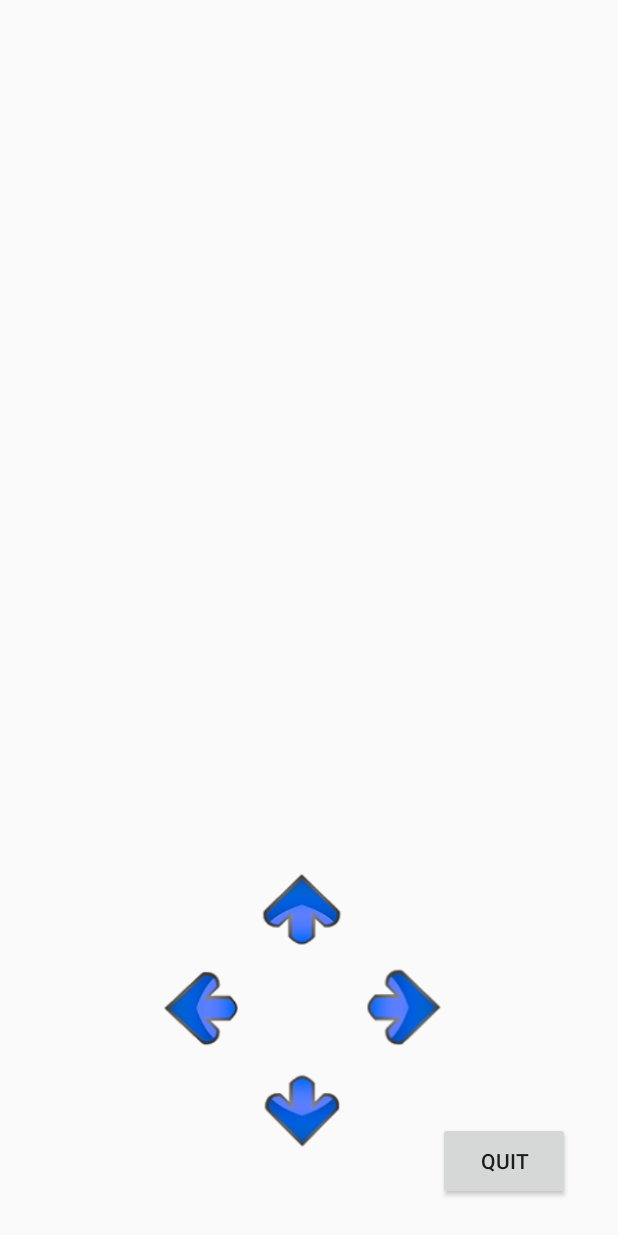
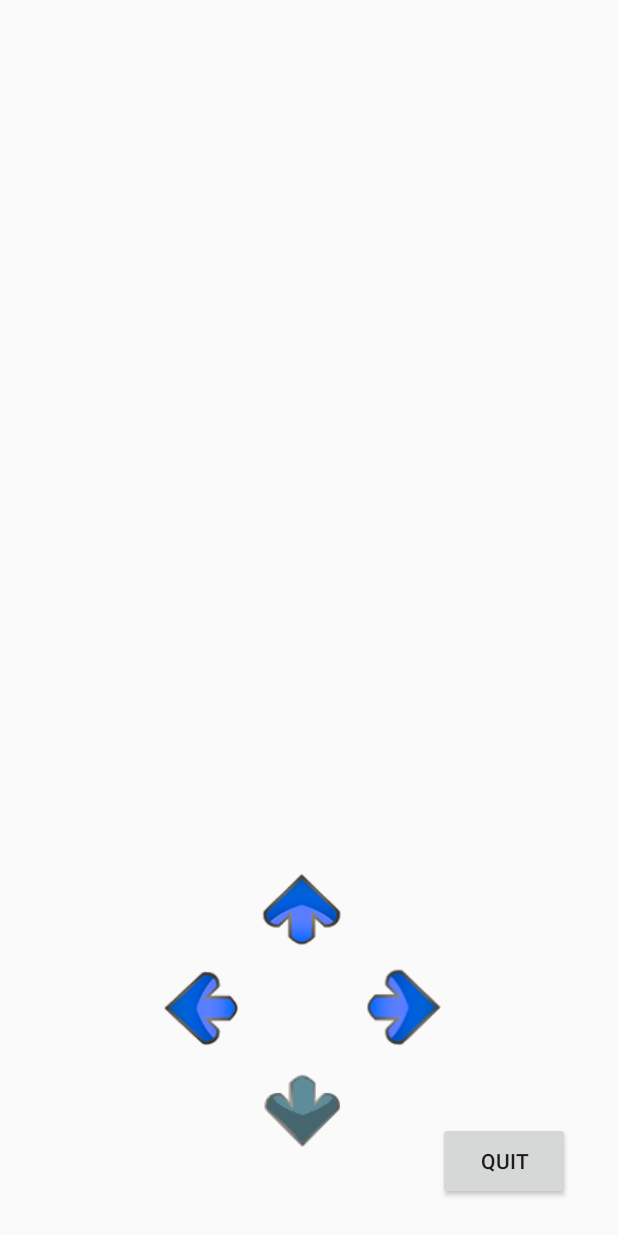
Before and after one commit to geonkim2/CS125Final, an Android app: the layout activity_game.xml on its own in the app's theme, with its tools: preview values and no code run, on a phone screen of 412 x 824 dp. Run offline under Robolectric (Android 15) with nearby library versions, the light colour scheme and no system bars.

Commit message:
working on queen bee arrows

```diff
--- a/app/src/main/res/layout/activity_game.xml
+++ b/app/src/main/res/layout/activity_game.xml
@@ -202,4 +202,15 @@
         app:layout_constraintTop_toTopOf="parent"
         app:srcCompat="@drawable/queenbee" />
 
+    <ImageView
+        android:id="@+id/greyishDown"
+        android:layout_width="103dp"
+        android:layout_height="100dp"
+        android:layout_marginStart="152dp"
+        android:layout_marginLeft="152dp"
+        android:layout_marginBottom="32dp"
+        app:layout_constraintBottom_toBottomOf="parent"
+        app:layout_constraintStart_toStartOf="parent"
+        app:srcCompat="@drawable/greyish_down_arrow" />
+
 </android.support.constraint.ConstraintLayout>
```
Also changed, not shown: app/src/main/java/com/example/cs125final/GameActivity.java (+8 -5 lines), app/src/main/res/drawable-v24/queenbee.png (added), app/src/main/res/drawable/greyish_down_arrow.png (added), app/src/main/res/drawable/greyish_left_arrow.png (added), app/src/main/res/drawable/greyish_right_arrow.png (added), app/src/main/res/drawable/greyish_up_arrow.png (added).
